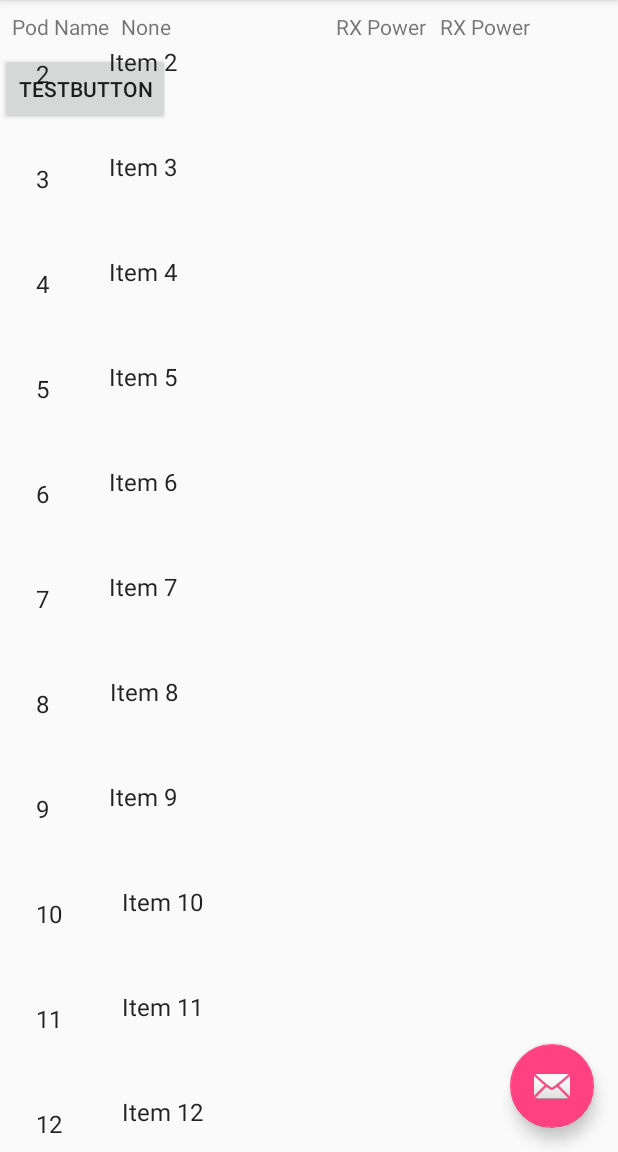
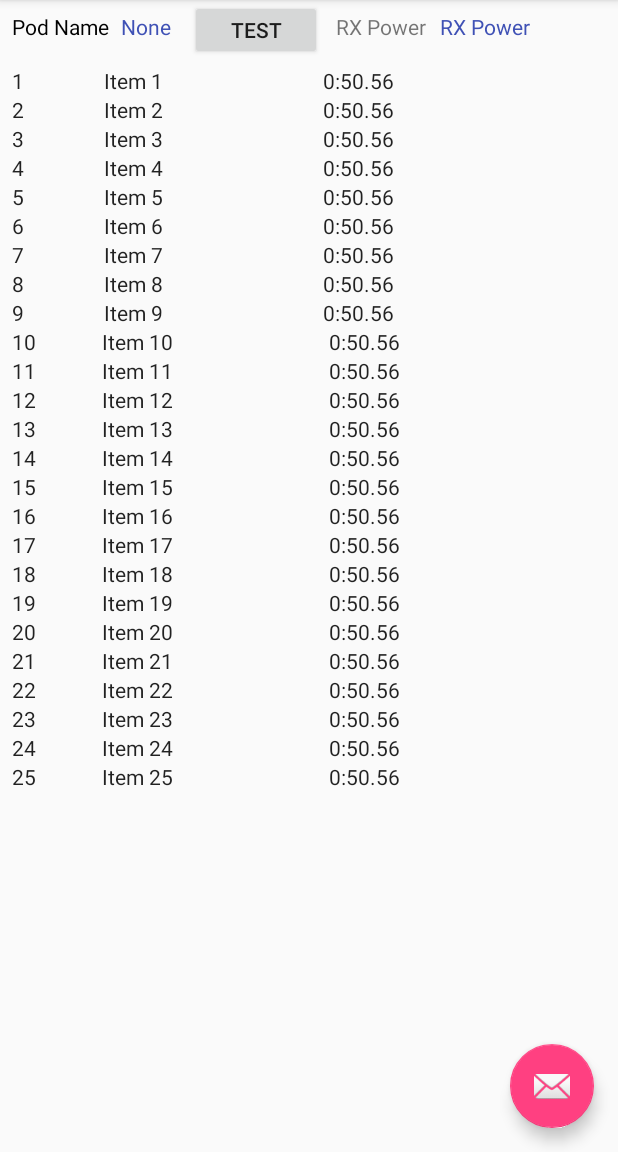
Before and after one commit to phhenning/InstantInterval, an Android app: the screen it shows after launch (MainActivity), on a phone screen of 412 x 824 dp, the part 84-1236 px from its top. Run offline under Robolectric (Android 15) with nearby library versions, the phone set to English and light mode, and no system bars.

Commit message:
fixed layouts

```diff
--- a/app/src/main/res/layout/activity_main.xml
+++ b/app/src/main/res/layout/activity_main.xml
@@ -26,7 +26,11 @@
         android:id="@+id/fragment1"
         android:name="com.henning.pieter.instantinterval.IntervalFragment"
         android:layout_width="match_parent"
-        android:layout_height="match_parent" />
+        android:layout_height="wrap_content"
+
+        android:layout_marginTop="100dp"
+        android:background="@color/colorPrimaryDark"
+        app:layout_anchorGravity="bottom" />
 
     <android.support.design.widget.FloatingActionButton
         android:id="@+id/fab"
--- a/app/src/main/res/layout/content_main.xml
+++ b/app/src/main/res/layout/content_main.xml
@@ -4,6 +4,6 @@
     android:id="@+id/fragment"
     android:name="com.henning.pieter.instantinterval.MainActivityFragment"
     android:layout_width="match_parent"
-    android:layout_height="wrap_content"
+    android:layout_height="45dp"
     app:layout_behavior="@string/appbar_scrolling_view_behavior"
     tools:layout="@layout/fragment_main" />
--- a/app/src/main/res/layout/fragment_interval.xml
+++ b/app/src/main/res/layout/fragment_interval.xml
@@ -7,17 +7,31 @@
 
     <TextView
         android:id="@+id/item_number"
-        android:layout_width="wrap_content"
+        android:layout_width="4sp"
         android:layout_height="wrap_content"
-        android:layout_margin="24dp"
+
+        android:layout_marginStart="8dp"
+        android:layout_weight="1"
         android:text="test"
-        android:textAppearance="?attr/textAppearanceListItem" />
+        android:textAppearance="@style/TextAppearance.AppCompat" />
 
     <TextView
         android:id="@+id/content"
         android:layout_width="wrap_content"
         android:layout_height="wrap_content"
-        android:layout_margin="16dp"
+
+        android:layout_marginStart="8dp"
+        android:layout_weight="2"
         android:text="more"
-        android:textAppearance="?attr/textAppearanceListItem" />
+        android:textAppearance="@style/TextAppearance.AppCompat" />
+
+    <TextView
+        android:id="@+id/time"
+        android:layout_width="wrap_content"
+        android:layout_height="wrap_content"
+        android:layout_marginStart="8dp"
+        android:layout_weight="3"
+        android:text="0:50.56"
+        android:textAppearance="@style/TextAppearance.AppCompat" />
+
 </LinearLayout>
--- a/app/src/main/res/layout/fragment_interval_list.xml
+++ b/app/src/main/res/layout/fragment_interval_list.xml
@@ -6,11 +6,11 @@
     android:name="com.henning.pieter.myapp.IntervalFragment"
     android:layout_width="match_parent"
     android:layout_height="wrap_content"
-    android:layout_marginLeft="16dp"
-    android:layout_marginRight="16dp"
-    android:layout_marginTop="50dp"
+    android:layout_marginBottom="8dp"
+    android:layout_marginLeft="20dp"
+    android:layout_marginRight="20dp"
     android:backgroundTint="@android:color/darker_gray"
-    android:scrollbars="vertical"
+    android:visibility="visible"
     app:layoutManager="LinearLayoutManager"
     tools:context=".IntervalFragment"
     tools:listitem="@layout/fragment_interval" />
--- a/app/src/main/res/layout/fragment_main.xml
+++ b/app/src/main/res/layout/fragment_main.xml
@@ -12,11 +12,13 @@
     <TextView
         android:id="@+id/textLableName"
         android:layout_width="wrap_content"
-        android:layout_height="18dp"
+        android:layout_height="wrap_content"
         android:layout_marginEnd="8dp"
         android:layout_marginStart="8dp"
         android:layout_marginTop="8dp"
         android:text="@string/TextPodName"
+        android:textColor="@android:color/black"
+        android:textSize="14sp"
         app:layout_constraintEnd_toStartOf="@+id/textViewPod"
         app:layout_constraintStart_toStartOf="parent"
         app:layout_constraintTop_toTopOf="parent" />
@@ -24,31 +26,31 @@
     <Button
         android:id="@+id/buttonId"
         android:layout_width="wrap_content"
-        android:layout_height="wrap_content"
-        android:layout_marginTop="8dp"
+        android:layout_height="40dp"
+        android:layout_marginStart="46dp"
         android:text="@string/TestButton"
-        app:layout_constraintTop_toBottomOf="@+id/textViewPower"
-        tools:layout_editor_absoluteX="270dp" />
+        app:layout_constraintStart_toStartOf="@+id/textViewPod"
+        tools:layout_editor_absoluteY="2dp" />
 
     <TextView
         android:id="@+id/textViewPod"
         android:layout_width="0dp"
         android:layout_height="wrap_content"
         android:layout_marginStart="8dp"
-        android:layout_marginTop="8dp"
         android:text="None"
+        android:textColor="@color/colorPrimary"
         app:layout_constraintStart_toEndOf="@+id/textLableName"
-        app:layout_constraintTop_toTopOf="parent" />
+        app:layout_constraintTop_toTopOf="@+id/textLableName" />
 
     <TextView
         android:id="@+id/textViewPower"
         android:layout_width="wrap_content"
         android:layout_height="wrap_content"
         android:layout_marginStart="8dp"
-        android:layout_marginTop="8dp"
         android:text="@string/TextRxPower"
+        android:textColor="@color/colorPrimary"
         app:layout_constraintStart_toEndOf="@+id/textLablePower"
-        app:layout_constraintTop_toTopOf="parent" />
+        app:layout_constraintTop_toTopOf="@+id/textLablePower" />
 
 
     <TextView
@@ -57,10 +59,9 @@
         android:layout_height="wrap_content"
         android:layout_marginEnd="8dp"
         android:layout_marginStart="32dp"
-        android:layout_marginTop="8dp"
         android:text="@string/TextRxPower"
         app:layout_constraintEnd_toEndOf="parent"
         app:layout_constraintHorizontal_bias="0.501"
         app:layout_constraintStart_toEndOf="@+id/textLableName"
-        app:layout_constraintTop_toTopOf="parent" />
+        app:layout_constraintTop_toTopOf="@+id/textViewPod" />
 </android.support.constraint.ConstraintLayout>
--- a/app/src/main/res/values/colors.xml
+++ b/app/src/main/res/values/colors.xml
@@ -1,6 +1,6 @@
 <?xml version="1.0" encoding="utf-8"?>
 <resources>
-    <color name="colorPrimary">#3F51B5</color>
-    <color name="colorPrimaryDark">#303F9F</color>
+    <color name="colorPrimary">#3f51b5</color>
+    <color name="colorPrimaryDark">#2e397c</color>
     <color name="colorAccent">#FF4081</color>
 </resources>
--- a/app/src/main/res/values/strings.xml
+++ b/app/src/main/res/values/strings.xml
@@ -4,7 +4,7 @@
 
     <!-- Main Activity  string  -->
 
-     <string name="TestButton">TestButton</string>
+    <string name="TestButton">Test</string>
     <string name="TextPodName">Pod Name</string>
     <string name="TextRxPower">RX Power</string>
 
```
